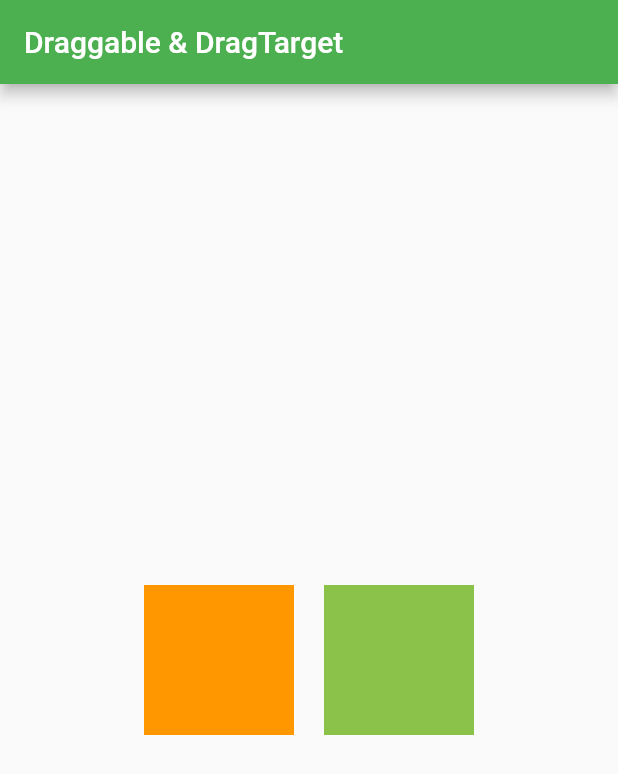
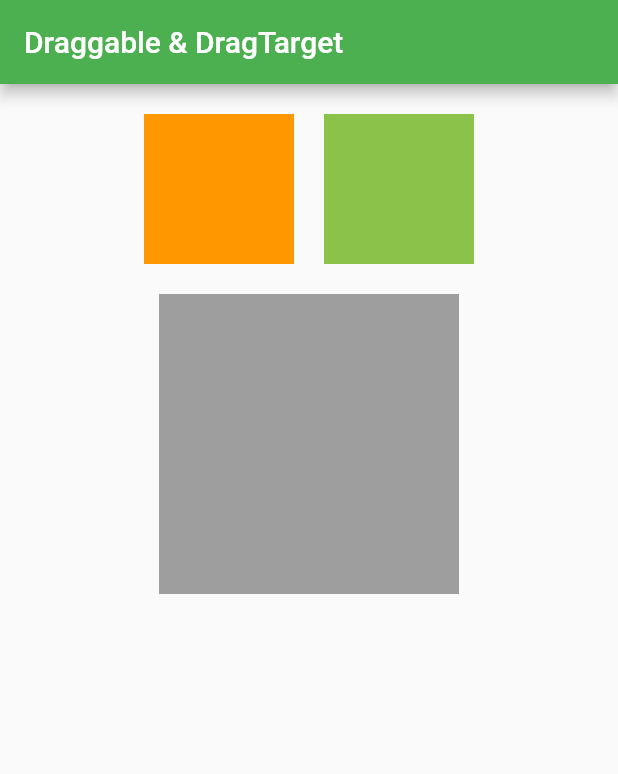
Before and after one commit to hl3hl3/ColorPuzzle, a Flutter app: the screen it shows after launch, on a phone screen of 412 x 824 dp. Shown: the top 774 px of the screen. Run offline on Flutter 3.47's test engine with Material 2 defaults, Android fonts, the phone set to English and light mode, and no system bars.

Commit message:
新增 dragtarget

```diff
--- a/lib/main.dart
+++ b/lib/main.dart
@@ -23,6 +23,7 @@ class HomePage extends StatefulWidget {
 }
 
 class _HomePageState extends State<HomePage> {
+  MaterialColor _acceptedColor = Colors.grey;
 
   @override
   Widget build(BuildContext context) {
@@ -31,7 +32,10 @@ class _HomePageState extends State<HomePage> {
         title: Text('Draggable & DragTarget'),
       ),
       body: Center(
-        child: Padding(
+        child: Column(
+          crossAxisAlignment: CrossAxisAlignment.center,
+          children: <Widget>[
+            Padding(
               padding: const EdgeInsets.all(20),
               child: Row(
                 mainAxisAlignment: MainAxisAlignment.center,
@@ -39,14 +43,42 @@ class _HomePageState extends State<HomePage> {
                   Draggable(
                       child: ColorSquare(color: Colors.orange),
                       feedback: ColorSquare(color: Colors.orange),
+                      childWhenDragging: ColorSquare(color: Colors.deepOrange),
                       data: Colors.orange),
                   SizedBox(height: 20, width: 20),
                   Draggable(
                       child: ColorSquare(color: Colors.lightGreen),
                       feedback: ColorSquare(color: Colors.lightGreen),
+                      childWhenDragging: ColorSquare(color: Colors.green),
                       data: Colors.lightGreen),
                 ],
               ),
+            ),
+            Container(
+              width: 200,
+              height: 200,
+              color: _acceptedColor,
+              child: DragTarget(
+                builder: (context, candidateData, rejectedData) {
+                  return Container(
+                    width: 100,
+                    height: 100,
+                    color: _acceptedColor,
+                  );
+                },
+                onAccept: (MaterialColor data) {
+                  setState(() {
+                    _acceptedColor = data;
+                  });
+                },
+                onLeave: (MaterialColor data) {
+                  setState(() {
+                    _acceptedColor = Colors.grey;
+                  });
+                },
+              ),
+            ),
+          ],
         ),
       ),
     );
@@ -54,6 +86,7 @@ class _HomePageState extends State<HomePage> {
 }
 
 const double squareWidth = 100;
+
 class ColorSquare extends StatelessWidget {
   final Color color;
 
```
Lines whose indentation alone changed are shown as unchanged.
